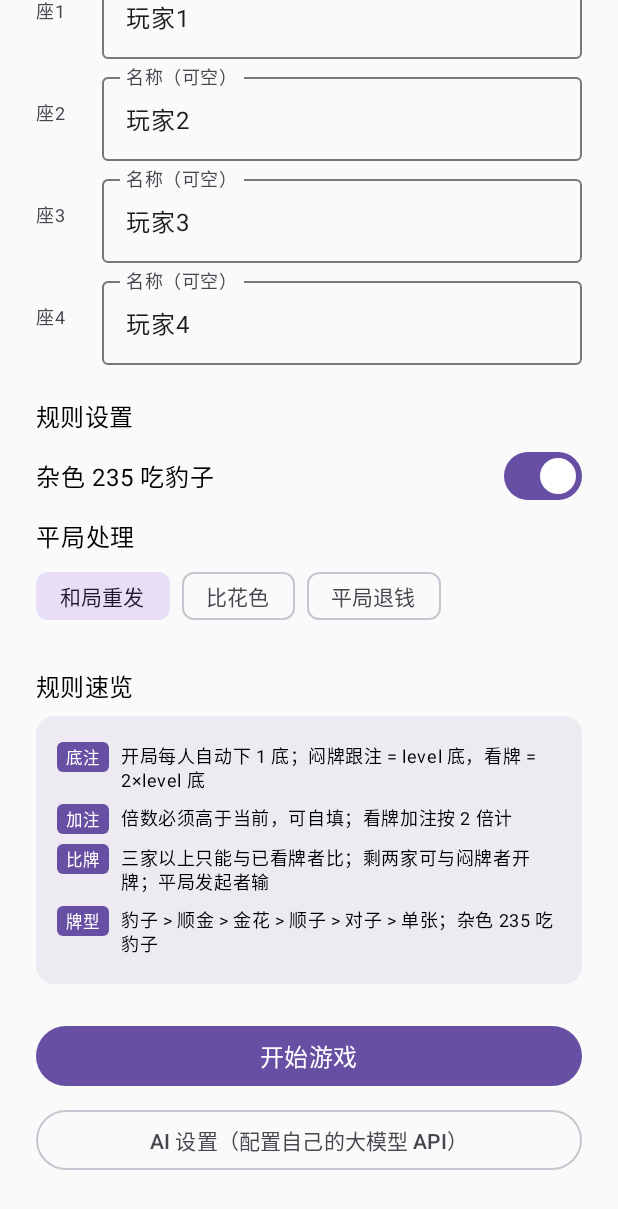
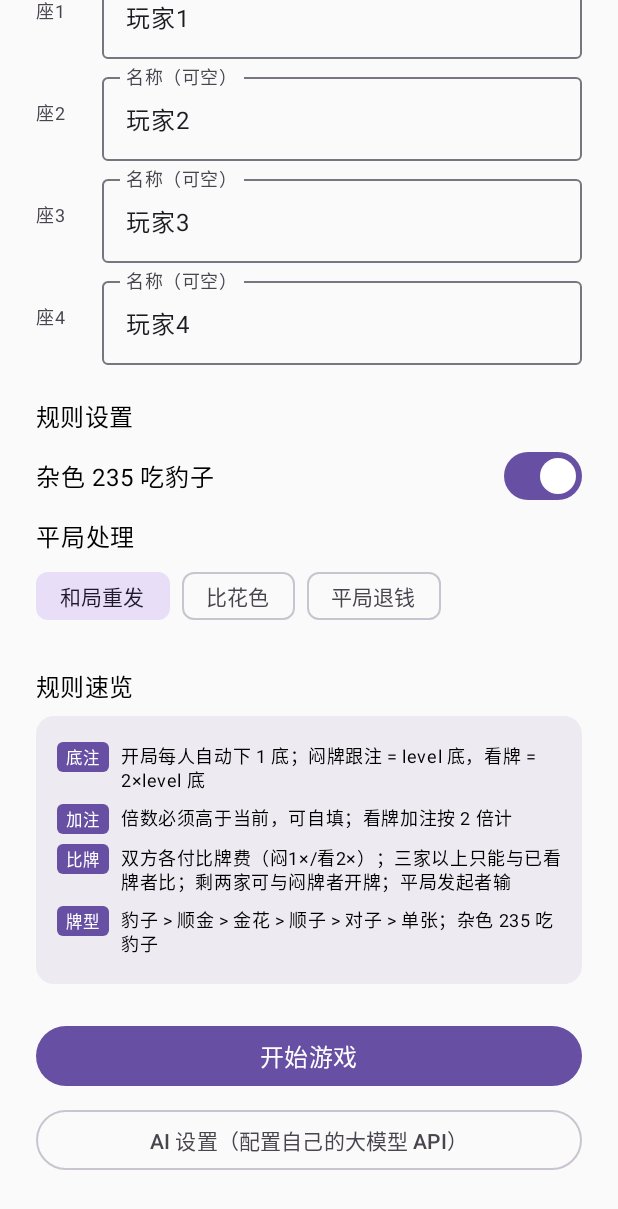
Before and after one commit to tywl-ui/LanPoker, an Android app built with Jetpack Compose: the screen it shows after launch (MainActivity), scrolled down 763 dp, on a phone screen of 412 x 824 dp. Shown: the top 1209 px of the screen. Run offline under Robolectric (Android 15) with nearby library versions, the light colour scheme and no system bars; pictures from the network do not load.

Commit message:
fix: 比牌规则修正——双方各付比牌费
- 对照主流线上炸金花规则：比牌时发起者和被比者都要下注
  （各自按闷1×/看2×当前level付比牌费），此前只扣发起者
- 规则速览与 README 同步更新
- 测试更新：比牌双方付费断言（63 个单测全过）

```diff
--- a/app/src/main/kotlin/com/lanpoker/app/ui/config/ConfigScreen.kt
+++ b/app/src/main/kotlin/com/lanpoker/app/ui/config/ConfigScreen.kt
@@ -216,7 +216,7 @@ fun ConfigScreen(
             Column(modifier = Modifier.padding(14.dp)) {
                 RuleLine("底注", "开局每人自动下 1 底；闷牌跟注 = level 底，看牌 = 2×level 底")
                 RuleLine("加注", "倍数必须高于当前，可自填；看牌加注按 2 倍计")
-                RuleLine("比牌", "三家以上只能与已看牌者比；剩两家可与闷牌者开牌；平局发起者输")
+                RuleLine("比牌", "双方各付比牌费（闷1×/看2×）；三家以上只能与已看牌者比；剩两家可与闷牌者开牌；平局发起者输")
                 RuleLine("牌型", "豹子 > 顺金 > 金花 > 顺子 > 对子 > 单张${if (rule235) "；杂色 235 吃豹子" else ""}")
             }
         }
```
Also changed, not shown: core/src/main/kotlin/com/lanpoker/core/zjh/ZjhBettingGame.kt (+7 -2 lines), 2 other files.
